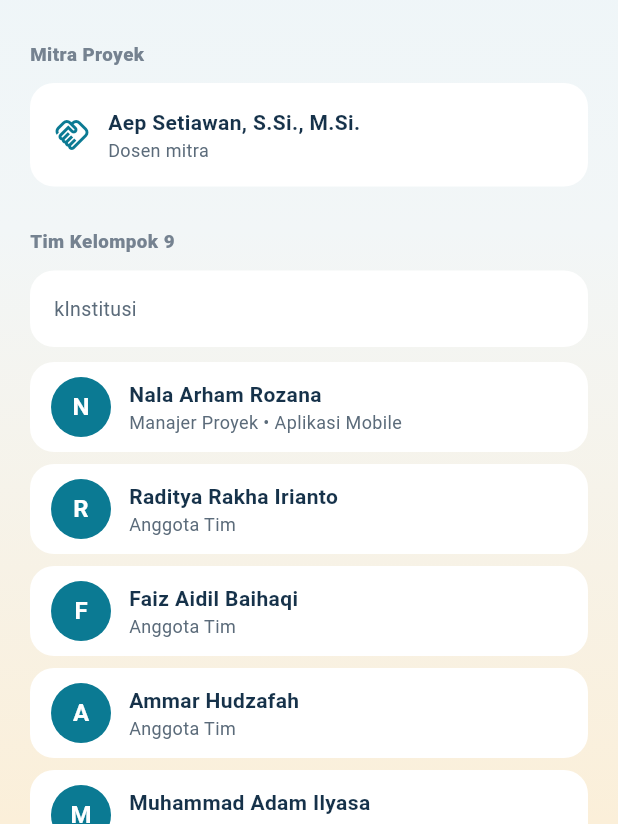
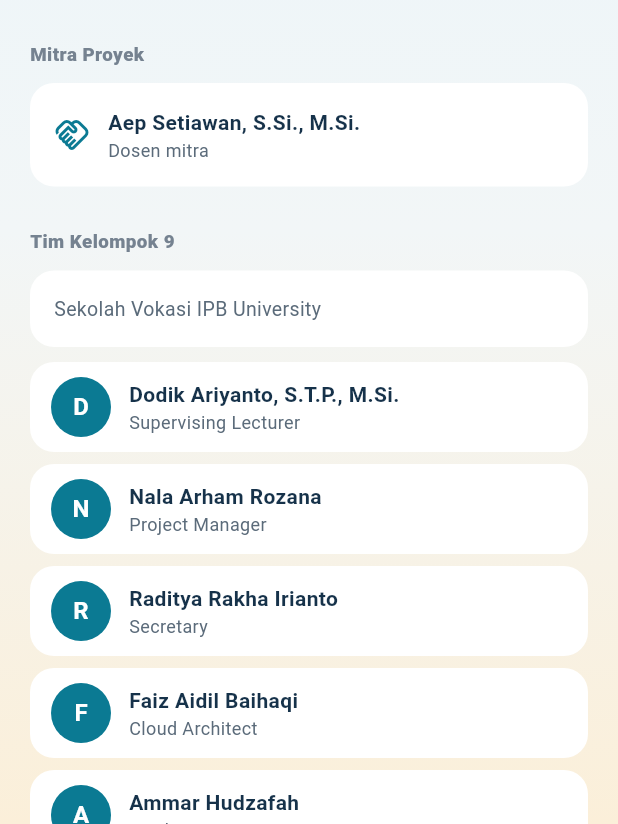
Before and after one commit to andradty/Biliapp, a Flutter app: the TentangScreen screen opened directly, on a phone screen of 412 x 824 dp, the part 412-1236 px from its top. Run offline on Flutter 3.47's test engine with Material 3 defaults, Android fonts, the phone set to English and light mode, and no system bars; our stand-ins replace cloud_firestore, firebase_auth, firebase_core, firebase_database, firebase_messaging, flutter_dotenv and 6 more; accounts and stored records are empty; project files that could hold a hidden picture were left out.

Commit message:
Fixing bug

```diff
--- a/lib/screens/landing_screen.dart
+++ b/lib/screens/landing_screen.dart
@@ -181,7 +181,7 @@ class _LandingScreenState extends State<LandingScreen> {
                                 const Padding(
                                   padding: EdgeInsets.symmetric(horizontal: 8),
                                   child: Text(
-                                    'Atbat pembaca kadar bilirubin berlaku ITS untuk Puskesmas dan Posyandu, '
+                                    'Alat pembaca kadar bilirubin berbasis IoT untuk Puskesmas dan Posyandu, '
                                     'dengan aplikasi untuk Petugas dan Orang Tua.',
                                     textAlign: TextAlign.center,
                                     style: TextStyle(
--- a/lib/screens/tentang_screen.dart
+++ b/lib/screens/tentang_screen.dart
@@ -10,14 +10,15 @@ const String kMitra = 'Aep Setiawan, S.Si., M.Si.';
 
 /// nama -> peran (kosongkan peran kalau belum ingin ditampilkan)
 const Map<String, String> kAnggotaTim = {
-  'Nala Arham Rozana': 'Manajer Proyek • Aplikasi Mobile',
-  'Raditya Rakha Irianto': 'Anggota Tim',
-  'Faiz Aidil Baihaqi': 'Anggota Tim',
-  'Ammar Hudzafah': 'Anggota Tim',
-  'Muhammad Adam Ilyasa': 'Anggota Tim',
-  "Daffa' Raihandi": 'Anggota Tim',
-  'Ramaditya Devara Mulya': 'Anggota Tim',
-  'Deandra Aidila Hidayat': 'Anggota Tim',
+  'Dodik Ariyanto, S.T.P., M.Si.': 'Supervising Lecturer',
+  'Nala Arham Rozana': 'Project Manager',
+  'Raditya Rakha Irianto': 'Secretary',
+  'Faiz Aidil Baihaqi': 'Cloud Architect',
+  'Ammar Hudzafah': 'Hardware Engineer',
+  'Muhammad Adam Ilyasa': 'Director Of Creative',
+  "Daffa' Raihandi": 'Product Designer',
+  'Ramaditya Devara Mulya': 'Tool Manager',
+  'Deandra Aidila Hidayat': 'Mobile App Developer',
 };
 
 class TentangScreen extends StatelessWidget {
@@ -60,7 +61,7 @@ class TentangScreen extends StatelessWidget {
                 ),
               ])),
               SectionLabel('Tim $kNamaKelompok'),
-              _kartu(Text('kInstitusi',
+              _kartu(Text(kInstitusi,
                   style: const TextStyle(fontSize: 13, color: AppColors.muted))),
               for (final e in kAnggotaTim.entries)
                 Container(
--- a/lib/services/data_service.dart
+++ b/lib/services/data_service.dart
@@ -146,6 +146,10 @@ class DataService {
       .ref('devices/$deviceId/live')
       .onValue
       .map((e) => BacaanAlat.dari(e.snapshot.value));
+
+  /// Status koneksi app ke server Firebase (RTDB). false = server/jaringan bermasalah.
+  Stream<bool> koneksiServer() =>
+      _rtdb.ref('.info/connected').onValue.map((e) => e.snapshot.value == true);
 
   /// Info yang ditulis alat berkala (firmware, sinyal WiFi, terakhir terlihat).
   Stream<StatusAlat?> statusAlat(String deviceId) => _rtdb
```
Also changed, not shown: lib/screens/admin/mulai_pemeriksaan_screen.dart (+48 -5 lines).
